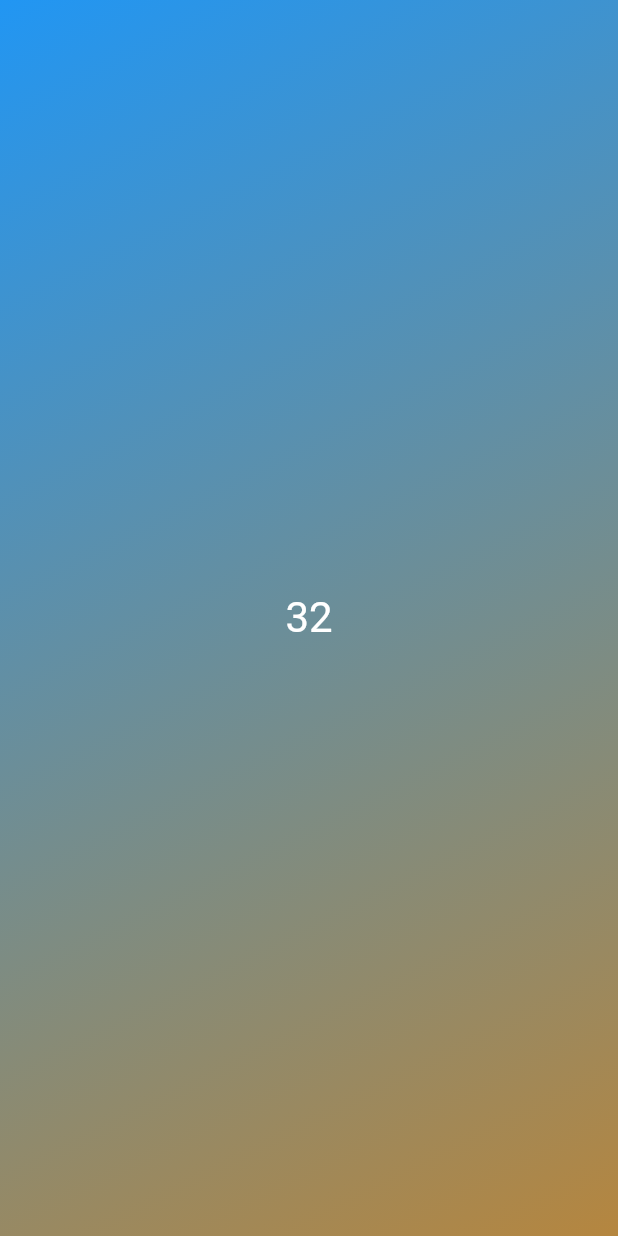
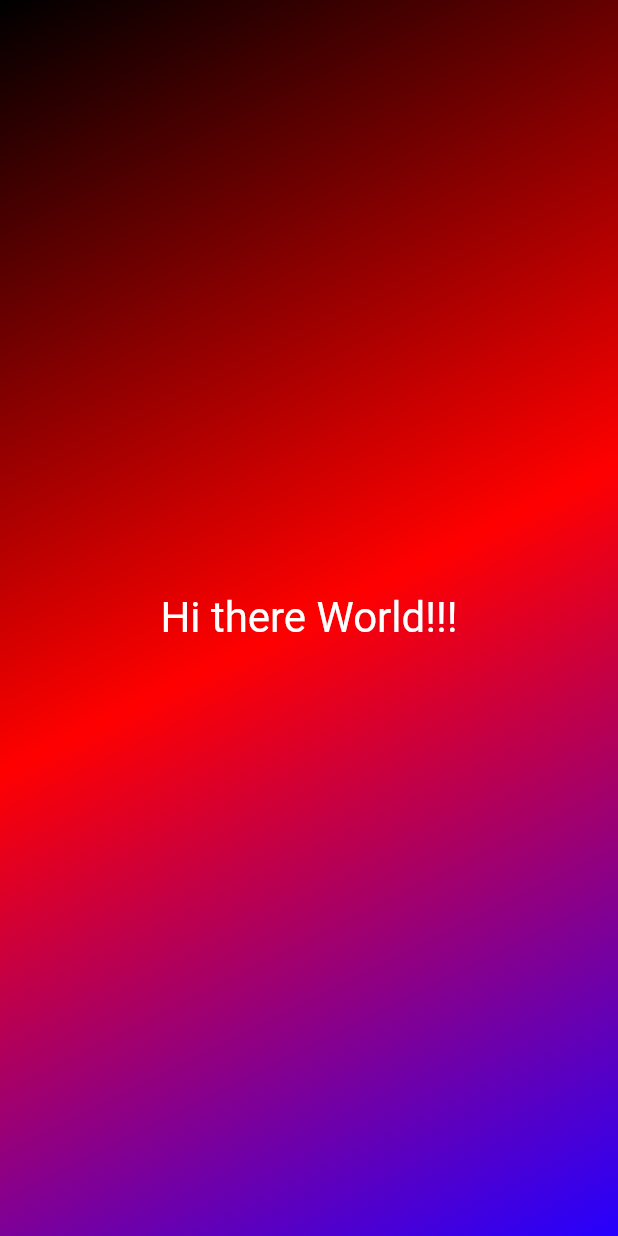
Before and after one commit to Julian-Webb/Roll-Dice-app, a Flutter app: the screen it shows after launch, on a phone screen of 412 x 824 dp. Run offline on Flutter 3.47's test engine with Material 2 defaults, Android fonts, the phone set to English and light mode, and no system bars.

Commit message:
added arguments to the constructors to make them more flexible

```diff
--- a/lib/gradient_container.dart
+++ b/lib/gradient_container.dart
@@ -13,31 +13,30 @@ const endAlignment = Alignment.bottomRight;
 // center widget: used to center widgets
 // we build widget trees to stack multiple properties
 class GradientContainer extends StatelessWidget {
+  final List<Color> colors;
+
   // constructor function
   // key argument needs to be forwarded to statelessWidget (what does this mean?)
   // super calls constructor of parent class
 
   // the following two lines do the same thing
   //const GradientContainer({key}): super(key: key);
-  const GradientContainer({super.key});
+  const GradientContainer(this.colors, {super.key});
 
   @override // overrides the method expected by StatelessWidget
   Widget build(context) {
     // we must return a Widget because this is the return value
     return Container(
-      decoration: const BoxDecoration(
+      decoration: BoxDecoration(
         gradient: LinearGradient(
             // makes the color gradient
-            colors: [
-              Colors.blue,
-              Color.fromARGB(255, 181, 134, 63),
-            ],
+            colors: colors,
             // make the gradient go from the top left to the bottom right
             begin: startAlignment,
             end: endAlignment),
       ),
       child: const Center(
-        child: StyledText(),
+        child: StyledText('Hi there World!!!'),
       ),
     );
   }
--- a/lib/main.dart
+++ b/lib/main.dart
@@ -9,7 +9,13 @@ void main() {
       home: Scaffold(
         //backgroundColor: Color.fromARGB(255, 149, 187, 23),
         // backgroundColor: Colors.amber,
-        body: GradientContainer(),
+        body: GradientContainer(
+          [
+            Color.fromARGB(255, 0, 0, 0),
+            Color.fromARGB(255, 255, 0, 0),
+            Color.fromARGB(255, 38, 0, 255)
+          ],
+        ),
       ),
     ),
   );
--- a/lib/styled_text.dart
+++ b/lib/styled_text.dart
@@ -1,14 +1,16 @@
 import 'package:flutter/material.dart';
 
 class StyledText extends StatelessWidget {
-  const StyledText({super.key});
+  final String text;
+
+  const StyledText(this.text, {super.key});
 
   @override
   Widget build(context) {
-    return const Text(
-      '32',
+    return Text(
+      text,
       // change font size to 28 and text color to white
-      style: TextStyle(
+      style: const TextStyle(
         color: Colors.white,
         fontSize: 28,
       ),
```
